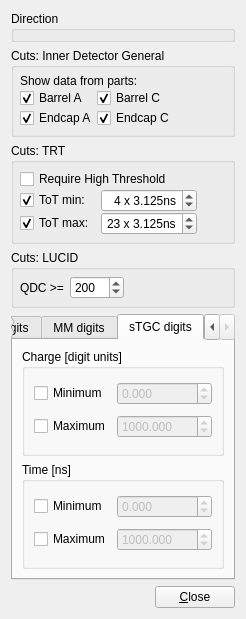
ATLAS-experiment/athena, file graphics/VP1/VP1Systems/VP1RawDataSystems/src/rawdata_settings_cuts_form.ui: the form before one commit.
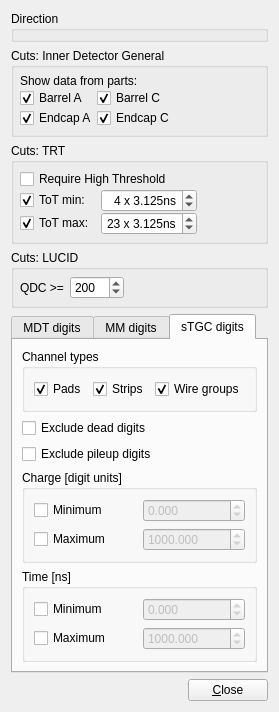
The form after the commit. The open tabs and pages were chosen to show the change. Custom widgets are drawn as their Qt base class.

Commit message:
Add channel-type and status cuts to VP1 for sTGC digits
Add pad, strip and wire-group selections and optional dead/pileup
exclusions. Update visibility when controls change and preserve
selections in saved settings, with defaults for older configurations.

What changed in the file:
```diff
--- a/graphics/VP1/VP1Systems/VP1RawDataSystems/src/rawdata_settings_cuts_form.ui
+++ b/graphics/VP1/VP1Systems/VP1RawDataSystems/src/rawdata_settings_cuts_form.ui
@@ -554,6 +554,68 @@
        <string>sTGC digits</string>
       </attribute>
       <layout class="QVBoxLayout" name="layout_sTGCCuts">
+       <item>
+        <widget class="QGroupBox" name="group_stgcChannelTypes">
+         <property name="title">
+          <string>Channel types</string>
+         </property>
+         <property name="toolTip">
+          <string>Show the selected channel types. Uncheck all three to hide all sTGC digits.</string>
+         </property>
+         <layout class="QHBoxLayout" name="layout_stgcChannelTypes">
+          <item>
+           <widget class="QCheckBox" name="checkBox_stgcShowPads">
+            <property name="text">
+             <string>Pads</string>
+            </property>
+            <property name="checked">
+             <bool>true</bool>
+            </property>
+           </widget>
+          </item>
+          <item>
+           <widget class="QCheckBox" name="checkBox_stgcShowStrips">
+            <property name="text">
+             <string>Strips</string>
+            </property>
+            <property name="checked">
+             <bool>true</bool>
+            </property>
+           </widget>
+          </item>
+          <item>
+           <widget class="QCheckBox" name="checkBox_stgcShowWires">
+            <property name="text">
+             <string>Wire groups</string>
+            </property>
+            <property name="checked">
+             <bool>true</bool>
+            </property>
+           </widget>
+          </item>
+         </layout>
+        </widget>
+       </item>
+       <item>
+        <widget class="QCheckBox" name="checkBox_stgcExcludeDead">
+         <property name="text">
+          <string>Exclude dead digits</string>
+         </property>
+         <property name="toolTip">
+          <string>Filter using the status flag stored in the digit, without changing it.</string>
+         </property>
+        </widget>
+       </item>
+       <item>
+        <widget class="QCheckBox" name="checkBox_stgcExcludePileup">
+         <property name="text">
+          <string>Exclude pileup digits</string>
+         </property>
+         <property name="toolTip">
+          <string>Filter using the status flag stored in the digit, without changing it.</string>
+         </property>
+        </widget>
+       </item>
        <item>
         <widget class="QGroupBox" name="group_stgcAllowedCharge">
          <property name="title">
```
The commit also changes 6 other files.
